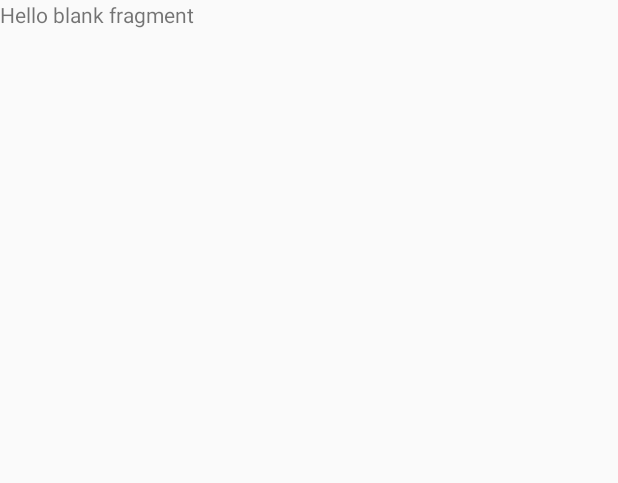
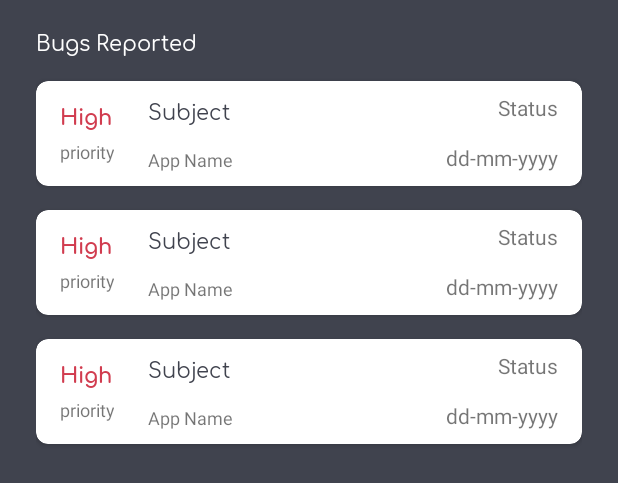
Before and after one commit to MFadlulHafiizh/TWKSupport, an Android app: the layout fragment_bugs.xml on its own in the app's theme, with its tools: preview values and no code run, on a phone screen of 412 x 824 dp. Shown: the top 483 px of the screen. Run offline under Robolectric (Android 15) with nearby library versions, the phone set to English and light mode, and no system bars.

Commit message:
item list design

```diff
--- a/app/build.gradle
+++ b/app/build.gradle
@@ -33,6 +33,8 @@ dependencies {
     implementation 'de.hdodenhof:circleimageview:3.1.0'
     implementation 'com.google.android.material:material:1.2.0'
     implementation 'com.github.bumptech.glide:glide:4.11.0'
+    implementation 'androidx.recyclerview:recyclerview:1.0.0'
+    implementation 'androidx.cardview:cardview:1.0.0'
 
     //retrofit
     implementation 'com.google.code.gson:gson:2.7'
--- a/app/src/main/res/layout/activity_user.xml
+++ b/app/src/main/res/layout/activity_user.xml
@@ -12,41 +12,41 @@
         android:layout_width="wrap_content"
         android:layout_height="wrap_content"
 
-        app:layout_constraintTop_toBottomOf="@android:id/navigationBarBackground"
         app:layout_constraintLeft_toLeftOf="parent"
         app:layout_constraintRight_toRightOf="parent"
-        app:tabRippleColor="@color/RedDefault"
-        app:tabUnboundedRipple="true"
-        app:tabTextColor="@android:color/white"
+        app:layout_constraintTop_toBottomOf="@android:id/navigationBarBackground"
+        app:tabGravity="center"
         app:tabIndicator="@drawable/custom_tablayout"
+        app:tabIndicatorAnimationDuration="500"
         app:tabIndicatorColor="@color/RedDefault"
         app:tabIndicatorGravity="stretch"
-        app:tabGravity="center"
         app:tabMinWidth="100dp"
+        app:tabRippleColor="@color/RedDefault"
         app:tabTextAppearance="@style/tab_text"
-        app:tabIndicatorAnimationDuration="500">
+        app:tabTextColor="@android:color/white"
+        app:tabUnboundedRipple="true">
 
         <com.google.android.material.tabs.TabItem
             android:layout_width="wrap_content"
             android:layout_height="wrap_content"
-            android:text="Bugs"/>
+            android:text="Bugs" />
 
         <com.google.android.material.tabs.TabItem
             android:layout_width="wrap_content"
             android:layout_height="wrap_content"
-            android:text="Feature"/>
+            android:text="Feature" />
 
         <com.google.android.material.tabs.TabItem
             android:layout_width="wrap_content"
             android:layout_height="wrap_content"
-            android:text="Done"/>
+            android:text="Done" />
     </com.google.android.material.tabs.TabLayout>
 
     <androidx.viewpager.widget.ViewPager
         android:id="@+id/viewpager"
         android:layout_width="match_parent"
         android:layout_height="wrap_content"
-        app:layout_constraintTop_toBottomOf="@+id/tabs"/>
+        app:layout_constraintTop_toBottomOf="@+id/tabs" />
 
     <Button
         android:id="@+id/btnlogout"
--- /dev/null
+++ b/app/src/main/res/layout/cardview_item_layout.xml
@@ -0,0 +1,88 @@
+<?xml version="1.0" encoding="utf-8"?>
+<androidx.cardview.widget.CardView xmlns:android="http://schemas.android.com/apk/res/android"
+    android:layout_width="match_parent"
+    android:layout_height="wrap_content"
+    xmlns:app="http://schemas.android.com/apk/res-auto"
+    android:layout_marginTop="16dp"
+    app:cardCornerRadius="8dp">
+
+    <androidx.constraintlayout.widget.ConstraintLayout
+        android:layout_width="match_parent"
+        android:layout_height="match_parent"
+        android:layout_marginLeft="16dp"
+        android:layout_marginRight="16dp"
+        android:layout_marginTop="8dp"
+        android:layout_marginBottom="9dp">
+
+        <TextView
+            android:id="@+id/priority"
+            android:layout_width="wrap_content"
+            android:layout_height="wrap_content"
+            android:fontFamily="@font/comfortaa_bold"
+            android:textSize="14sp"
+            android:layout_marginTop="3dp"
+            app:layout_constraintTop_toTopOf="parent"
+            app:layout_constraintLeft_toLeftOf="parent"
+            android:text="High"
+            android:textColor="@color/RedDefault"/>
+
+        <TextView
+            android:layout_width="wrap_content"
+            android:layout_height="wrap_content"
+            android:layout_below="@id/priority"
+            android:layout_marginTop="5dp"
+            android:text="@string/priority"
+            android:textSize="12sp"
+            app:layout_constraintLeft_toLeftOf="@id/priority"
+            app:layout_constraintRight_toRightOf="@id/priority"
+            app:layout_constraintTop_toBottomOf="@id/priority" />
+
+        <TextView
+            android:id="@+id/subject_item"
+            android:layout_width="wrap_content"
+            android:layout_height="wrap_content"
+            android:layout_marginLeft="24dp"
+            android:layout_toRightOf="@id/priority"
+            android:fontFamily="@font/comfortaa_regular"
+            android:text="Subject"
+            android:textColor="@color/blackCharcoal"
+            android:textSize="14dp"
+            app:layout_constraintLeft_toRightOf="@+id/priority"
+            app:layout_constraintTop_toTopOf="parent" />
+
+        <TextView
+            android:id="@+id/appname"
+            android:layout_width="wrap_content"
+            android:layout_height="wrap_content"
+            android:layout_toRightOf="@id/priority"
+            android:layout_below="@id/subject_item"
+            android:text="App Name"
+            android:layout_marginTop="14dp"
+            android:textSize="12sp"
+            app:layout_constraintTop_toBottomOf="@id/subject_item"
+            app:layout_constraintLeft_toLeftOf="@id/subject_item" />
+
+        <TextView
+            android:id="@+id/status"
+            android:layout_width="wrap_content"
+            android:layout_height="wrap_content"
+            android:layout_alignParentRight="true"
+            android:text="Status"
+            app:layout_constraintRight_toRightOf="parent"
+            app:layout_constraintTop_toTopOf="parent"/>
+
+        <TextView
+            android:id="@+id/date"
+            android:layout_width="wrap_content"
+            android:layout_height="wrap_content"
+            android:text="dd-mm-yyyy"
+            android:layout_below="@+id/status"
+            android:layout_marginTop="14dp"
+            android:layout_alignParentRight="true"
+            app:layout_constraintBottom_toBottomOf="parent"
+            app:layout_constraintRight_toRightOf="@id/status"/>
+
+
+    </androidx.constraintlayout.widget.ConstraintLayout>
+
+</androidx.cardview.widget.CardView>
--- a/app/src/main/res/layout/fragment_bugs.xml
+++ b/app/src/main/res/layout/fragment_bugs.xml
@@ -1,14 +1,27 @@
 <?xml version="1.0" encoding="utf-8"?>
-<FrameLayout xmlns:android="http://schemas.android.com/apk/res/android"
+<LinearLayout xmlns:android="http://schemas.android.com/apk/res/android"
     xmlns:tools="http://schemas.android.com/tools"
     android:layout_width="match_parent"
     android:layout_height="match_parent"
+    android:paddingTop="16dp"
+    android:paddingLeft="24dp"
+    android:paddingRight="24dp"
+    android:orientation="vertical"
+    android:background="@color/blackCharcoal"
     tools:context=".BugsFragment">
 
-    <!-- TODO: Update blank fragment layout -->
     <TextView
+        android:layout_width="wrap_content"
+        android:layout_height="wrap_content"
+        android:fontFamily="@font/comfortaa_regular"
+        android:text="@string/bugs_reported"
+        android:textColor="@android:color/white"/>
+
+    <androidx.recyclerview.widget.RecyclerView
+        android:id="@+id/rv_bugs"
         android:layout_width="match_parent"
         android:layout_height="match_parent"
-        android:text="@string/hello_blank_fragment" />
+        tools:listitem="@layout/cardview_item_layout"/>
 
-</FrameLayout>
+
+</LinearLayout>
--- a/app/src/main/res/values/strings.xml
+++ b/app/src/main/res/values/strings.xml
@@ -5,4 +5,6 @@
     <string name="tab_title1">Bugs</string>
     <string name="tab_title2">Feature</string>
     <string name="tab_title3">Done</string>
+    <string name="bugs_reported">Bugs Reported</string>
+    <string name="priority">priority</string>
 </resources>
```
